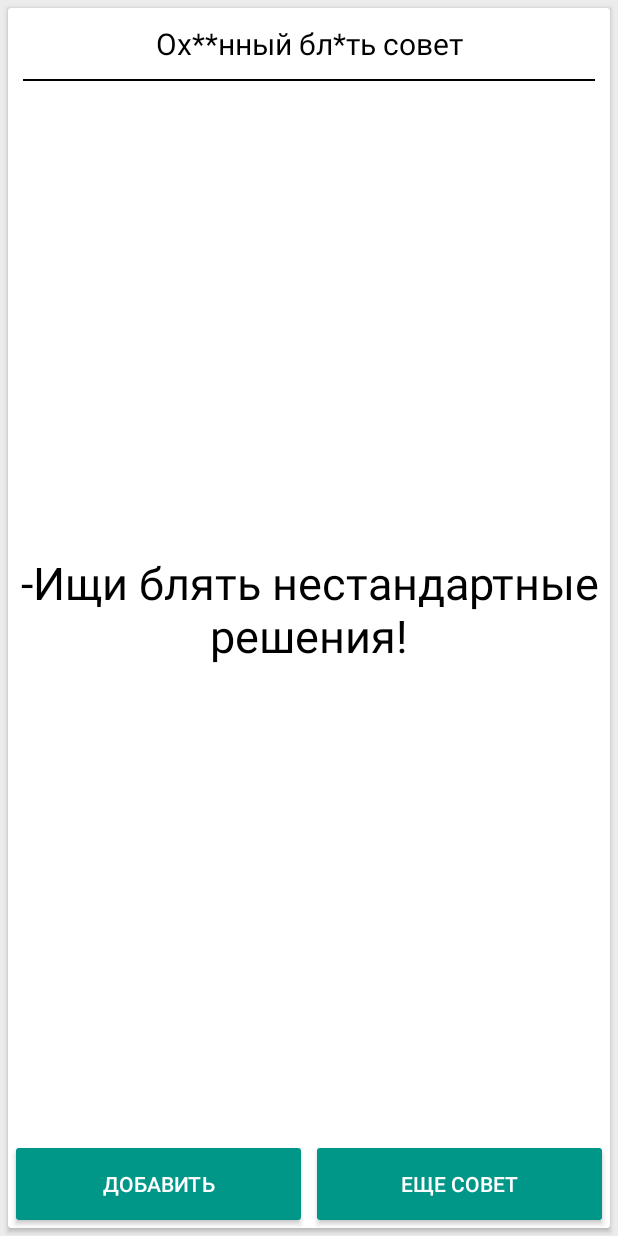
After one commit to MaratYakushev/FuckingGreatAdvice, an Android app: the layout fragment_advice.xml on its own in the app's theme, with its tools: preview values and no code run, on a phone screen of 412 x 824 dp. The commit adds this screen. Run offline under Robolectric (Android 15) with nearby library versions, the phone set to English and light mode, and no system bars.

Commit message:
Добавил новые либы. Сделал верстку первого таба с советом, добавил ресурсы dimens

```diff
--- a/app/build.gradle
+++ b/app/build.gradle
@@ -36,4 +36,7 @@ dependencies {
     compile 'com.yahoo.squidb:squidb-annotations:3.2.3'
     compile 'com.yahoo.squidb:squidb-android:3.2.3' // For Android projects only
     annotationProcessor 'com.yahoo.squidb:squidb-processor:3.2.3'
+    compile 'com.android.support:design:25.0.1'
+    compile 'uk.co.chrisjenx:calligraphy:2.3.0'
+    compile 'com.android.support:cardview-v7:25.0.1'
 }
--- /dev/null
+++ b/app/src/main/res/drawable/button_selector.xml
@@ -0,0 +1,16 @@
+<?xml version="1.0" encoding="utf-8"?>
+<selector xmlns:android="http://schemas.android.com/apk/res/android">
+    <item android:state_pressed="true">
+        <shape android:shape="rectangle">
+            <corners android:radius="2dp"/>
+            <solid android:color="@color/colorAccent"/>
+        </shape>
+    </item>
+
+    <item>
+        <shape android:shape="rectangle">
+            <corners android:radius="2dp"/>
+            <solid android:color="@color/colorPrimary"/>
+        </shape>
+    </item>
+</selector>
--- /dev/null
+++ b/app/src/main/res/layout/fragment_advice.xml
@@ -0,0 +1,78 @@
+<?xml version="1.0" encoding="utf-8"?>
+<LinearLayout xmlns:android="http://schemas.android.com/apk/res/android"
+    xmlns:app="http://schemas.android.com/apk/res-auto"
+    android:layout_width="match_parent"
+    android:layout_height="match_parent"
+    android:background="@color/color_background"
+    android:gravity="center"
+    android:orientation="vertical">
+
+    <android.support.v7.widget.CardView
+        android:layout_width="match_parent"
+        android:layout_height="match_parent"
+        android:layout_margin="@dimen/card_margin">
+
+        <RelativeLayout
+            android:layout_width="match_parent"
+            android:layout_height="match_parent">
+
+            <TextView
+                android:id="@+id/card_title"
+                android:layout_width="match_parent"
+                android:layout_height="wrap_content"
+                android:layout_alignParentTop="true"
+                android:layout_gravity="center"
+                android:gravity="center"
+                android:text="@string/card_title"
+                style="@style/titleTextStyle"/>
+
+            <ImageView
+                android:layout_width="match_parent"
+                android:layout_height="1dp"
+                android:layout_below="@id/card_title"
+                android:layout_marginLeft="@dimen/line_margin_right_and_left"
+                android:layout_marginRight="@dimen/line_margin_right_and_left"
+                android:background="@color/color_black" />
+
+            <TextView
+
+                android:id="@+id/advice_text"
+                android:layout_width="match_parent"
+                android:layout_height="wrap_content"
+                android:layout_above="@+id/buttons_layout"
+                android:layout_alignParentLeft="true"
+                android:layout_alignParentStart="true"
+                android:layout_below="@+id/card_title"
+                android:layout_gravity="center"
+                android:gravity="center"
+                android:scrollbars="horizontal"
+                android:text="-Ищи блять нестандартные решения!"
+                style="@style/adviceTextStyle"/>
+
+            <LinearLayout
+                android:id="@+id/buttons_layout"
+                android:layout_width="match_parent"
+                android:layout_height="wrap_content"
+                android:layout_alignParentBottom="true"
+                android:orientation="horizontal">
+
+                <Button
+                    android:id="@+id/add_button"
+                    android:layout_width="wrap_content"
+                    android:layout_height="wrap_content"
+                    android:text="@string/button_add_title"
+                    android:layout_weight="1"
+                    style="@style/buttonStyle"/>
+
+                <Button
+                    android:id="@+id/refresh_button"
+                    android:layout_width="wrap_content"
+                    android:layout_height="wrap_content"
+                    android:text="@string/button_refresh_title"
+                    android:layout_weight="1"
+                    style="@style/buttonStyle"/>
+            </LinearLayout>
+        </RelativeLayout>
+    </android.support.v7.widget.CardView>
+
+</LinearLayout>
--- a/app/src/main/res/values/colors.xml
+++ b/app/src/main/res/values/colors.xml
@@ -1,6 +1,9 @@
 <?xml version="1.0" encoding="utf-8"?>
 <resources>
-    <color name="colorPrimary">#3F51B5</color>
-    <color name="colorPrimaryDark">#303F9F</color>
-    <color name="colorAccent">#FF4081</color>
+    <color name="colorPrimary">#009688</color>
+    <color name="colorPrimaryDark">#009688</color>
+    <color name="colorAccent">#00796B</color>
+    <color name="color_black">#000000</color>
+    <color name="color_white">#ffffff</color>
+    <color name="color_background">#ececec</color>
 </resources>
--- /dev/null
+++ b/app/src/main/res/values/dimens.xml
@@ -0,0 +1,12 @@
+<?xml version="1.0" encoding="utf-8"?>
+<resources>
+
+    <!--fragment_advice-->
+    <dimen name="card_margin">5dp</dimen>
+    <dimen name="card_title_margin">10dp</dimen>
+    <dimen name="card_title_text_size">20sp</dimen>
+    <dimen name="line_margin_right_and_left">10dp</dimen>
+    <dimen name="advice_text_padding">5dp</dimen>
+    <dimen name="advice_text_size">30sp</dimen>
+    <dimen name="button_margin">5dp</dimen>
+</resources>
--- a/app/src/main/res/values/strings.xml
+++ b/app/src/main/res/values/strings.xml
@@ -1,3 +1,10 @@
 <resources>
     <string name="app_name">FuckingGreatAdvice</string>
+    <string name="advice_tab_title">Совет</string>
+    <string name="favorites_advice_tab_title">Избранные советы</string>
+
+    <!--fragment_advice-->
+    <string name="card_title">Ох**нный бл*ть совет</string>
+    <string name="button_add_title">Добавить</string>
+    <string name="button_refresh_title">Еще совет</string>
 </resources>
--- a/app/src/main/res/values/styles.xml
+++ b/app/src/main/res/values/styles.xml
@@ -1,11 +1,32 @@
 <resources>
 
     <!-- Base application theme. -->
-    <style name="AppTheme" parent="Theme.AppCompat.Light.DarkActionBar">
+    <style name="AppTheme" parent="Theme.AppCompat.Light.NoActionBar">
         <!-- Customize your theme here. -->
         <item name="colorPrimary">@color/colorPrimary</item>
         <item name="colorPrimaryDark">@color/colorPrimaryDark</item>
         <item name="colorAccent">@color/colorAccent</item>
     </style>
 
+    <style name="textStyleBase">
+        <item name="android:textColor">@color/color_black</item>
+    </style>
+
+    <style name="adviceTextStyle" parent="textStyleBase">
+        <item name="android:textSize">@dimen/advice_text_size</item>
+        <item name="android:padding">@dimen/advice_text_padding</item>
+    </style>
+
+    <style name="titleTextStyle" parent="textStyleBase">
+        <item name="android:textSize">@dimen/card_title_text_size</item>
+        <item name="android:layout_margin">@dimen/card_title_margin</item>
+    </style>
+
+    <!--parent="@android:style/Widget.Button"-->
+
+    <style name="buttonStyle">
+        <item name="android:textColor">@color/color_white</item>
+        <item name="android:background">@drawable/button_selector</item>
+        <item name="android:layout_margin">@dimen/button_margin</item>
+    </style>
 </resources>
```
Also changed, not shown: app/src/main/java/com/ulsu/marat/fuckinggreatadvice/MainActivity.java (+33 -0 lines), app/src/main/java/com/ulsu/marat/fuckinggreatadvice/adapters/ViewPagerAdapter.java (added, +40 -0 lines), app/src/main/java/com/ulsu/marat/fuckinggreatadvice/controllers/AdviceFragment.java (added, +23 -0 lines), app/src/main/java/com/ulsu/marat/fuckinggreatadvice/controllers/FavoritesAdviceFragment.java (added, +11 -0 lines), app/src/main/res/layout/activity_main.xml (+24 -9 lines), app/src/main/res/layout/fragment_advice_favorites.xml (added, +16 -0 lines), app/src/main/res/layout/toolbar.xml (added, +11 -0 lines).
